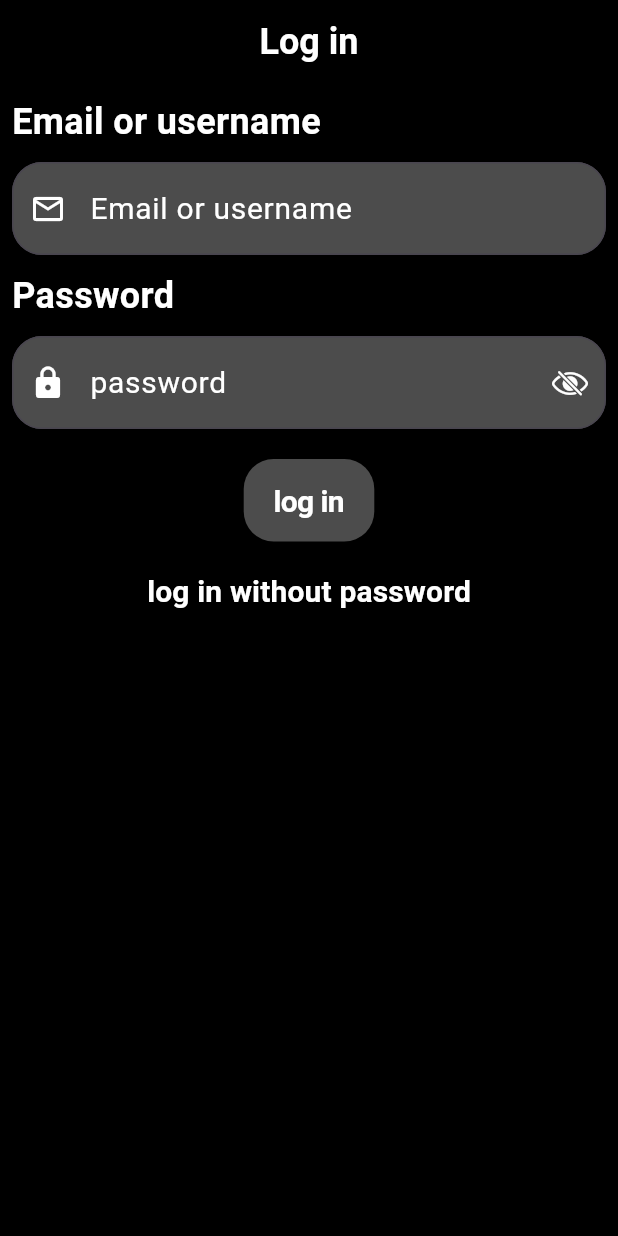
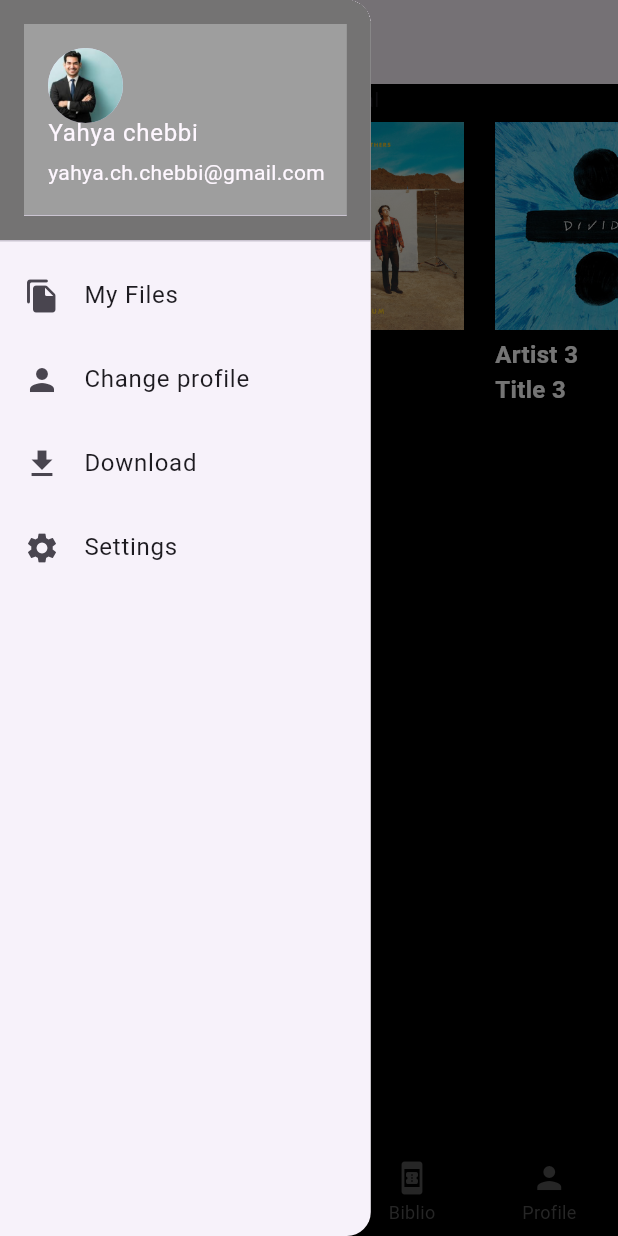
Before and after one commit to ChebbiYahya/formation_flutter_mars, a Flutter app: the screen it shows after launch, with the side drawer open (before the commit the screen has no drawer), on a phone screen of 412 x 824 dp. Run offline on Flutter 3.47's test engine with Material 3 defaults, Android fonts, the phone set to English and light mode, and no system bars; our stand-ins replace form_field_validator, google_fonts.

Commit message:
samedi 15/03/2025

```diff
--- a/lib/main.dart
+++ b/lib/main.dart
@@ -1,5 +1,7 @@
+import 'package:clone_spotify_mars/screens/login_page.dart';
+import 'package:clone_spotify_mars/screens/routes_page.dart';
+import 'package:clone_spotify_mars/screens/starting_page.dart';
 import 'package:flutter/material.dart';
-import 'screens/login_page.dart';
 
 void main() {
   runApp(const MyApp());
@@ -10,6 +12,6 @@ class MyApp extends StatelessWidget {
 
   @override
   Widget build(BuildContext context) {
-    return MaterialApp(title: 'Spotify', home: LoginPage());
+    return MaterialApp(title: 'Spotify', home: RoutesPage());
   }
 }
--- /dev/null
+++ b/lib/models/music_model.dart
@@ -0,0 +1,66 @@
+class MusicModel {
+  int id;
+  String title;
+  String artist;
+  String description;
+  String photo;
+
+  MusicModel({
+    required this.id,
+    required this.title,
+    required this.artist,
+    required this.description,
+    required this.photo,
+  });
+}
+
+List<MusicModel> musicList = [
+  MusicModel(
+    id: 1,
+    title: "Title 1",
+    artist: "Artist 1",
+    description:
+        "Lorem Ipsum is simply dummy text of the printing and typesetting industry. Lorem Ipsum has been the industry's standard dummy text ever since the 1500s, when an unknown printer took a galley of type and scrambled it to make a type specimen book. It has survived not only five centuries, but also the leap into electronic typesetting, remaining essentially unchanged.",
+    photo: "assets/images/album_image1.jpeg",
+  ),
+  MusicModel(
+    id: 2,
+    title: "Title 2",
+    artist: "Artist 2",
+    description:
+        "Lorem Ipsum is simply dummy text of the printing and typesetting industry. Lorem Ipsum has been the industry's standard dummy text ever since the 1500s, when an unknown printer took a galley of type and scrambled it to make a type specimen book. It has survived not only five centuries, but also the leap into electronic typesetting, remaining essentially unchanged.",
+    photo: "assets/images/album_image2.jpeg",
+  ),
+  MusicModel(
+    id: 3,
+    title: "Title 3",
+    artist: "Artist 3",
+    description:
+        "Lorem Ipsum is simply dummy text of the printing and typesetting industry. Lorem Ipsum has been the industry's standard dummy text ever since the 1500s, when an unknown printer took a galley of type and scrambled it to make a type specimen book. It has survived not only five centuries, but also the leap into electronic typesetting, remaining essentially unchanged.",
+    photo: "assets/images/album_image3.jpeg",
+  ),
+  MusicModel(
+    id: 4,
+    title: "Title 4",
+    artist: "Artist 4",
+    description:
+        "Lorem Ipsum is simply dummy text of the printing and typesetting industry. Lorem Ipsum has been the industry's standard dummy text ever since the 1500s, when an unknown printer took a galley of type and scrambled it to make a type specimen book. It has survived not only five centuries, but also the leap into electronic typesetting, remaining essentially unchanged.",
+    photo: "assets/images/album_image4.jpeg",
+  ),
+  MusicModel(
+    id: 5,
+    title: "Title 5",
+    artist: "Artist 5",
+    description:
+        "Lorem Ipsum is simply dummy text of the printing and typesetting industry. Lorem Ipsum has been the industry's standard dummy text ever since the 1500s, when an unknown printer took a galley of type and scrambled it to make a type specimen book. It has survived not only five centuries, but also the leap into electronic typesetting, remaining essentially unchanged.",
+    photo: "assets/images/album_image5.jpeg",
+  ),
+  MusicModel(
+    id: 6,
+    title: "Title 6",
+    artist: "Artist 6",
+    description:
+        "Lorem Ipsum is simply dummy text of the printing and typesetting industry. Lorem Ipsum has been the industry's standard dummy text ever since the 1500s, when an unknown printer took a galley of type and scrambled it to make a type specimen book. It has survived not only five centuries, but also the leap into electronic typesetting, remaining essentially unchanged.",
+    photo: "assets/images/album_image6.jpeg",
+  ),
+];
--- /dev/null
+++ b/lib/screens/components/nouveaute_widget.dart
@@ -0,0 +1,40 @@
+import 'package:clone_spotify_mars/models/music_model.dart';
+import 'package:flutter/material.dart';
+
+class NouveauteWidget extends StatelessWidget {
+  const NouveauteWidget({super.key, required this.musicModel});
+  final MusicModel musicModel;
+
+  @override
+  Widget build(BuildContext context) {
+    return Container(
+      padding: EdgeInsets.all(5),
+      margin: EdgeInsets.symmetric(horizontal: 5),
+      width: 150,
+      //color: Colors.yellow,
+      child: Column(
+        crossAxisAlignment: CrossAxisAlignment.start,
+        children: [
+          Expanded(child: Image.asset(musicModel.photo, fit: BoxFit.cover)),
+          SizedBox(height: 5),
+          Text(
+            musicModel.artist,
+            style: TextStyle(
+              color: Colors.white,
+              fontWeight: FontWeight.bold,
+              fontSize: 16,
+            ),
+          ),
+          Text(
+            musicModel.title,
+            style: TextStyle(
+              color: Colors.white,
+              fontWeight: FontWeight.bold,
+              fontSize: 16,
+            ),
+          ),
+        ],
+      ),
+    );
+  }
+}
--- /dev/null
+++ b/lib/screens/files_page.dart
@@ -0,0 +1,40 @@
+import 'package:flutter/material.dart';
+import 'package:google_fonts/google_fonts.dart';
+
+class FilePage extends StatelessWidget {
+  const FilePage({super.key});
+
+  @override
+  Widget build(BuildContext context) {
+    return SafeArea(
+      child: Scaffold(
+        appBar: AppBar(title: Text("files")),
+        body: Container(
+          width: double.infinity,
+          decoration: BoxDecoration(
+            image: DecorationImage(
+              image: AssetImage("assets/images/background_image.jpg"),
+              fit: BoxFit.cover,
+            ),
+          ),
+          child: Column(
+            children: [
+              Text(
+                "Hello from Files page",
+                style: GoogleFonts.bebasNeue(fontSize: 20, color: Colors.white),
+              ),
+              Text(
+                "Hello from Files page",
+                style: TextStyle(color: Colors.white),
+              ),
+              Text(
+                "Hello from Files page",
+                style: TextStyle(color: Colors.white),
+              ),
+            ],
+          ),
+        ),
+      ),
+    );
+  }
+}
--- /dev/null
+++ b/lib/screens/routes_folder/biblio_page.dart
@@ -0,0 +1,11 @@
+import 'package:flutter/cupertino.dart';
+import 'package:flutter/material.dart';
+
+class BiblioPage extends StatelessWidget {
+  const BiblioPage({super.key});
+
+  @override
+  Widget build(BuildContext context) {
+    return Scaffold(body: Column(children: [Text("Hello from Biblio Page")]));
+  }
+}
--- /dev/null
+++ b/lib/screens/routes_folder/home_page.dart
@@ -0,0 +1,32 @@
+import 'package:clone_spotify_mars/models/music_model.dart';
+import 'package:flutter/material.dart';
+
+import '../components/nouveaute_widget.dart';
+
+class HomePage extends StatelessWidget {
+  const HomePage({super.key});
+
+  @override
+  Widget build(BuildContext context) {
+    return Scaffold(
+      backgroundColor: Colors.black,
+      body: Column(
+        children: [
+          Text("List Horizontal"),
+          SizedBox(
+            height: 200,
+            child: ListView.builder(
+              itemCount: musicList.length,
+              scrollDirection: Axis.horizontal,
+              shrinkWrap: true,
+
+              itemBuilder:
+                  ((context, index) =>
+                      NouveauteWidget(musicModel: musicList[index])),
+            ),
+          ),
+        ],
+      ),
+    );
+  }
+}
--- /dev/null
+++ b/lib/screens/routes_folder/profile_page.dart
@@ -0,0 +1,10 @@
+import 'package:flutter/material.dart';
+
+class ProfilePage extends StatelessWidget {
+  const ProfilePage({super.key});
+
+  @override
+  Widget build(BuildContext context) {
+    return Scaffold(body: Column(children: [Text("Hello from Profile Page")]));
+  }
+}
--- /dev/null
+++ b/lib/screens/routes_folder/search_page.dart
@@ -0,0 +1,10 @@
+import 'package:flutter/material.dart';
+
+class SearchPage extends StatelessWidget {
+  const SearchPage({super.key});
+
+  @override
+  Widget build(BuildContext context) {
+    return Scaffold(body: Column(children: [Text("Hello from Search  Page")]));
+  }
+}
--- /dev/null
+++ b/lib/screens/routes_page.dart
@@ -0,0 +1,112 @@
+import 'package:clone_spotify_mars/screens/files_page.dart';
+import 'package:clone_spotify_mars/screens/routes_folder/biblio_page.dart';
+import 'package:clone_spotify_mars/screens/routes_folder/home_page.dart';
+import 'package:clone_spotify_mars/screens/routes_folder/profile_page.dart';
+import 'package:clone_spotify_mars/screens/routes_folder/search_page.dart';
+import 'package:flutter/cupertino.dart';
+import 'package:flutter/material.dart';
+
+class RoutesPage extends StatefulWidget {
+  const RoutesPage({super.key});
+
+  @override
+  State<RoutesPage> createState() => _RoutesPageState();
+}
+
+class _RoutesPageState extends State<RoutesPage> {
+  List<Widget> _screens = [
+    HomePage(),
+    SearchPage(),
+    BiblioPage(),
+    ProfilePage(),
+  ];
+  List<String> _titles = ["Home", "Search", "Biblio", "Profile"];
+  int _selectedIndex = 0;
+  void _onItemTapped(int index) {
+    setState(() {
+      _selectedIndex = index;
+    });
+  }
+
+  @override
+  Widget build(BuildContext context) {
+    return Scaffold(
+      appBar: AppBar(
+        title: Text(_titles[_selectedIndex], style: TextStyle(fontSize: 30)),
+        //  backgroundColor: Colors.black,
+      ),
+      drawer: Drawer(
+        width: MediaQuery.of(context).size.width * 0.6,
+        child: ListView(
+          children: [
+            DrawerHeader(
+              decoration: BoxDecoration(
+                color: Color.fromARGB(255, 116, 115, 115),
+              ),
+              child: UserAccountsDrawerHeader(
+                accountName: Text("Yahya chebbi"),
+                accountEmail: Text("yahya.ch.chebbi@gmail.com"),
+                currentAccountPicture: CircleAvatar(
+                  backgroundImage: AssetImage(
+                    "assets/images/person_image.jpeg",
+                  ),
+                ),
+                currentAccountPictureSize: Size.square(50),
+                decoration: BoxDecoration(color: Colors.grey),
+              ),
+            ),
+            ListTile(
+              leading: Icon(Icons.file_copy_rounded),
+              title: Text("My Files"),
+              onTap: () {
+                Navigator.push(
+                  context,
+                  MaterialPageRoute(builder: (context) => FilePage()),
+                );
+              },
+            ),
+            ListTile(
+              leading: Icon(Icons.person),
+              title: Text("Change profile"),
+              onTap: () {},
+            ),
+            ListTile(
+              leading: Icon(Icons.download),
+              title: Text("Download"),
+              onTap: () {},
+            ),
+            ListTile(
+              leading: Icon(Icons.settings),
+              title: Text("Settings"),
+              onTap: () {},
+            ),
+          ],
+        ),
+      ),
+      body: _screens[_selectedIndex],
+      bottomNavigationBar: BottomNavigationBar(
+        type: BottomNavigationBarType.shifting,
+        backgroundColor: Colors.black,
+        selectedItemColor: Colors.white,
+        unselectedItemColor: Color.fromARGB(255, 82, 82, 82),
+        showSelectedLabels: true,
+        showUnselectedLabels: true,
+        items: [
+          BottomNavigationBarItem(
+            icon: Icon(Icons.home),
+            label: "Home",
+            backgroundColor: Colors.black,
+          ),
+          BottomNavigationBarItem(icon: Icon(Icons.search), label: "Search"),
+          BottomNavigationBarItem(
+            icon: Icon(Icons.book_online_rounded),
+            label: "Biblio",
+          ),
+          BottomNavigationBarItem(icon: Icon(Icons.person), label: "Profile"),
+        ],
+        onTap: _onItemTapped,
+        currentIndex: _selectedIndex,
+      ),
+    );
+  }
+}
--- a/lib/screens/starting_page.dart
+++ b/lib/screens/starting_page.dart
@@ -1,3 +1,4 @@
+import 'package:clone_spotify_mars/screens/login_page.dart';
 import 'package:flutter/cupertino.dart';
 import 'package:flutter/material.dart';
 
@@ -142,7 +143,12 @@ class StartringPage extends StatelessWidget {
                   ),
                   SizedBox(height: 10),
                   TextButton(
-                    onPressed: () {},
+                    onPressed: () {
+                      Navigator.push(
+                        context,
+                        MaterialPageRoute(builder: (context) => LoginPage()),
+                      );
+                    },
                     child: Text(
                       "Log in",
                       style: TextStyle(
--- a/pubspec.yaml
+++ b/pubspec.yaml
@@ -35,6 +35,8 @@ dependencies:
   # Use with the CupertinoIcons class for iOS style icons.
   cupertino_icons: ^1.0.8
   form_field_validator: ^1.1.0
+  google_fonts: ^6.2.1
+
 
 
 dev_dependencies:
```
Also changed, not shown: pubspec.lock, 1 other file.
